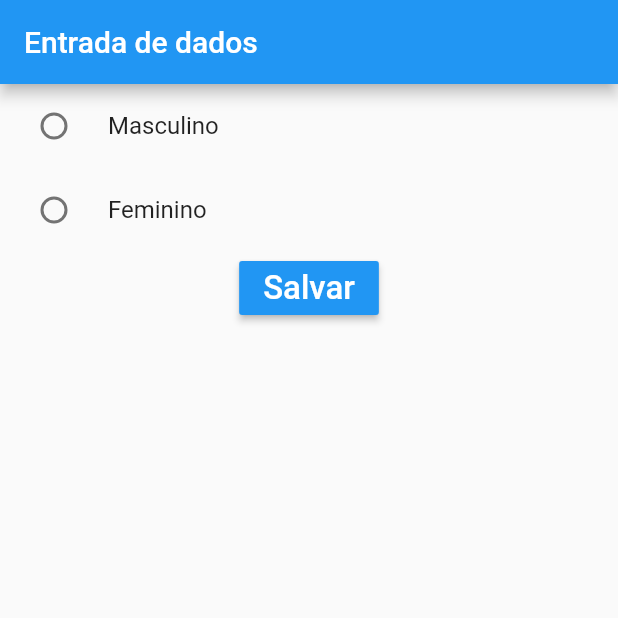
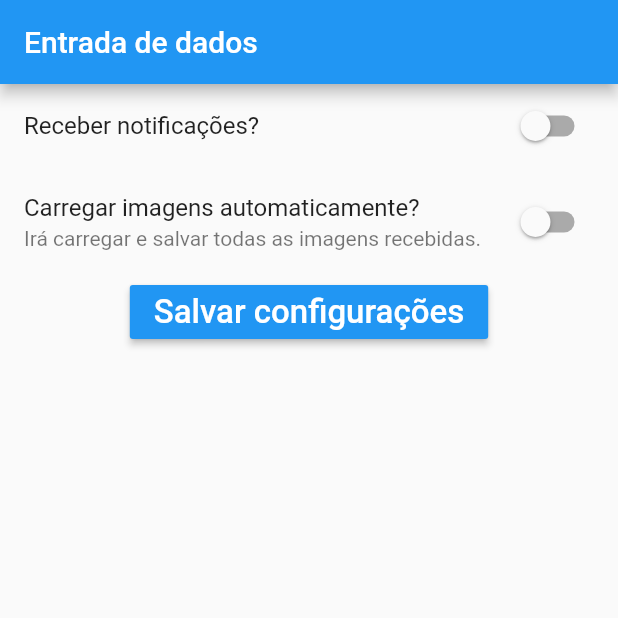
Before and after one commit to Kaleo-Stark/curso_desenvolvimento_Android_e_IOS_com_flutter, a Flutter app: the screen it shows after launch, on a phone screen of 412 x 824 dp, the top half of it. Run offline on Flutter 3.47's test engine with Material 2 defaults, Android fonts, the phone set to English and light mode, and no system bars.

Commit message:
Utilizaçao de Switch e captura de valores

```diff
--- /dev/null
+++ b/entrada_dados/lib/EntradaSwitch.dart
@@ -0,0 +1,68 @@
+import 'package:flutter/material.dart';
+
+class EntradaSwitch extends StatefulWidget {
+  @override
+  _EntradaSwitchState createState() => _EntradaSwitchState();
+}
+
+class _EntradaSwitchState extends State<EntradaSwitch> {
+  bool _notificacoes = false;
+  bool _imagensAutomaticas = false;
+
+  @override
+  Widget build(BuildContext context) {
+    return Scaffold(
+      appBar: AppBar(
+        title: Text("Entrada de dados")
+      ),
+      body: Column(
+        children: <Widget>[
+          SwitchListTile(
+            title: Text("Receber notificações?"),
+            value: _notificacoes,
+            onChanged: (bool valor){
+              setState(() {
+                _notificacoes = valor;
+              });
+            }
+          ),
+
+          SwitchListTile(
+            title: Text("Carregar imagens automaticamente?"),
+            subtitle: Text("Irá carregar e salvar todas as imagens recebidas."),
+            value: _imagensAutomaticas,
+            onChanged: (bool valor){
+              setState(() {
+                _imagensAutomaticas = valor;
+              });
+            }
+          ),
+
+          RaisedButton(
+            child: Text(
+              "Salvar configurações",
+              style: TextStyle(
+                fontSize: 22,
+                color: Colors.white
+              ),
+            ),
+            color: Colors.blue,
+            onPressed: (){
+              print("CONFIGURAÇÕES \n*notificacão: $_notificacoes \n*carregar imagens automaticamente: $_imagensAutomaticas");
+            }
+          )
+
+          /*Switch(
+            value: _valorSwitch,
+            onChanged: (bool valor){
+              setState(() {
+                _valorSwitch = valor;
+              });
+            }
+          ),
+          Text("Receber notificações?")*/
+        ],
+      ),
+    );
+  }
+}
--- a/entrada_dados/lib/main.dart
+++ b/entrada_dados/lib/main.dart
@@ -2,14 +2,16 @@ import 'package:flutter/material.dart';
 
 //import 'package:entrada_dados/home.dart';
 //import 'package:entrada_dados/EntradaCheckbox.dart';
-import 'package:entrada_dados/EntradaRadioButton.dart';
+//import 'package:entrada_dados/EntradaRadioButton.dart';
+import 'package:entrada_dados/EntradaSwitch.dart';
 
 void main(){
   runApp(
     MaterialApp(
       //home: Home(),
       //home: EntradaCheckbox()
-      home: EntradaRadioButton(),
+      //home: EntradaRadioButton(),
+      home: EntradaSwitch(),
     )
   );
 }
```
